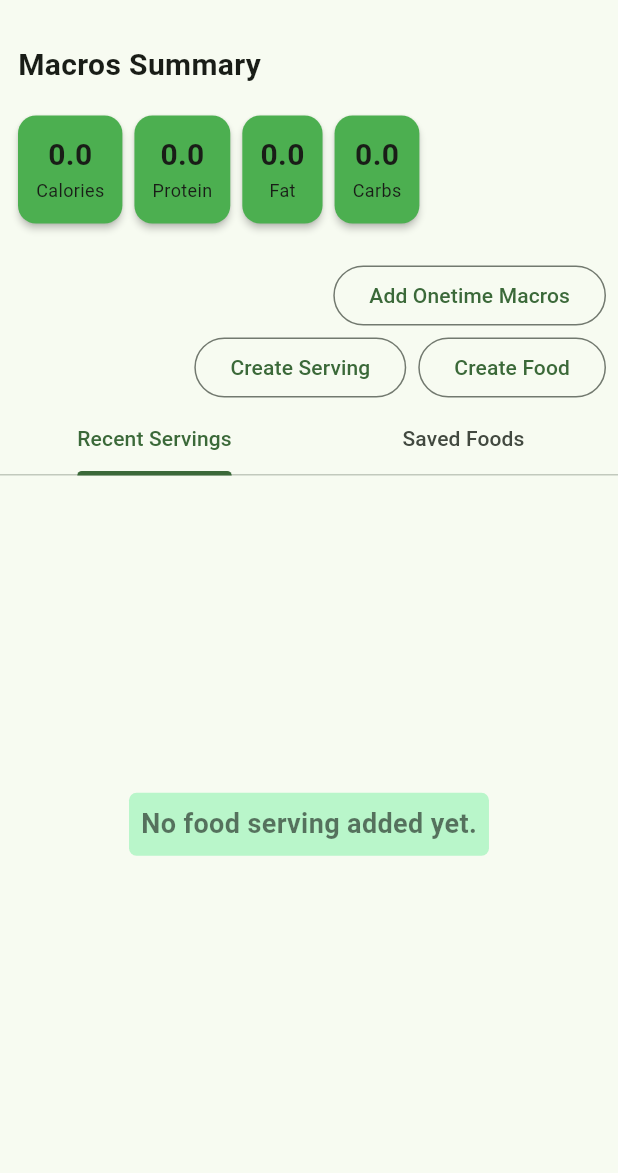
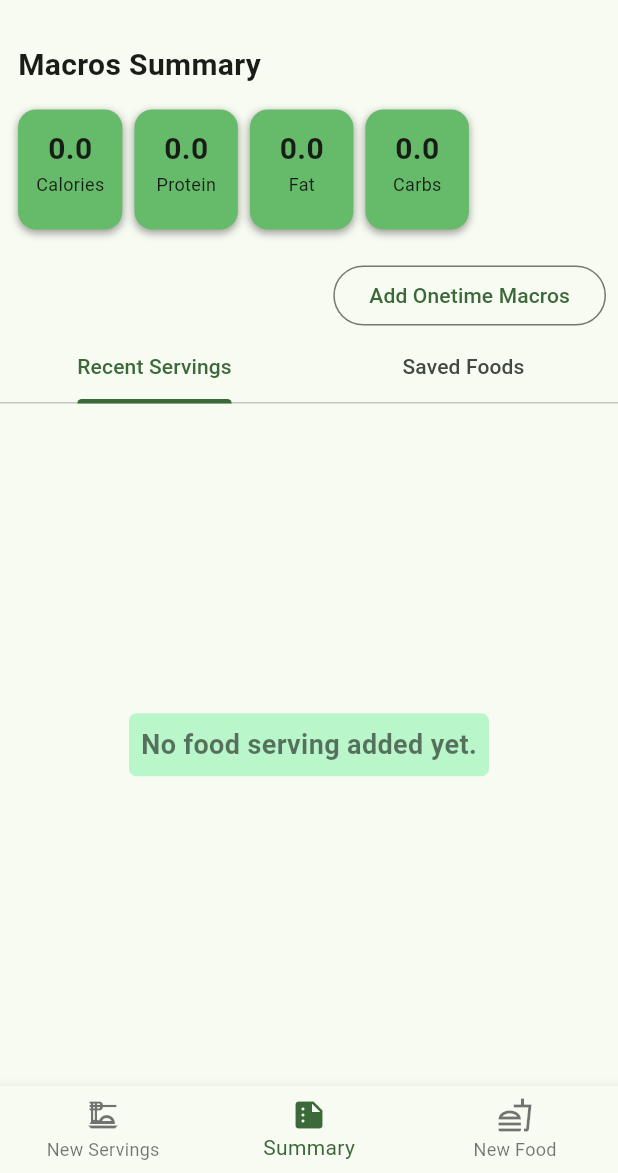
Before and after one commit to ashishtandon2000/macro_diary, a Flutter app: the screen it shows after launch, on a phone screen of 412 x 824 dp, the part 63-1236 px from its top. Run offline on Flutter 3.47's test engine with Material 3 defaults, Android fonts, the phone set to English and light mode, and no system bars; our stand-ins replace shared_preferences.

Commit message:
updated ui

```diff
--- a/lib/features/home_screen/view/home_screen.dart
+++ b/lib/features/home_screen/view/home_screen.dart
@@ -21,6 +21,10 @@ class HomeScreen extends StatefulWidget {
 }
 
 class _HomeScreenState extends State<HomeScreen> {
+
+  // 0-serving, 1-summary, 2-food
+  int _bottomBarIndex = 1;
+
   @override
   void initState() {
     super.initState();
@@ -35,6 +39,15 @@ class _HomeScreenState extends State<HomeScreen> {
     context.read<HomeScreenViewmodel>().loadContent();
   }
 
+  _addButtonAction() {
+    if (_bottomBarIndex == 0) {
+      final items = context.read<HomeScreenViewmodel>().foodItems;
+      _navigateToManageServing(foods: items);
+    } else if(_bottomBarIndex == 2){
+      _navigateToManageFood();
+    }
+  }
+
   @override
   Widget build(BuildContext context) {
     final model = context.watch<HomeScreenViewmodel>();
@@ -47,18 +60,46 @@ class _HomeScreenState extends State<HomeScreen> {
             onPressed: () {
               model.revertLast();
             },
-            icon: const Icon(Icons.undo),),
-          IconButton(onPressed: ()async{
-            final confirmed = await Util.wConfirmationDialog(context,title: "Confirm",msg: "Are you sure, you want to reset the summary?");
-            if(confirmed==true){
+            icon: const Icon(Icons.undo),
+          ),
+          IconButton(
+              onPressed: () async {
+                final confirmed = await Util.wConfirmationDialog(context,
+                    title: "Confirm",
+                    msg: "Are you sure, you want to reset the summary?");
+                if (confirmed == true) {
                   model.resetSummary();
                 }
-          }, icon: const Icon(Icons.refresh))
+              },
+              icon: const Icon(Icons.refresh))
         ],
       ),
-      body: model.isLoading
-          ? Util.wCircularLoader
-          : Column(
+      body: model.isLoading ? Util.wCircularLoader : _getBody(model),
+      bottomNavigationBar: _bottomBar(),
+      floatingActionButton: (_bottomBarIndex == 1)
+          ? null
+          : FloatingActionButton(
+              onPressed: _addButtonAction,
+              child: const Icon(Icons.add),
+            ),
+    );
+  }
+
+  Widget _getBody(HomeScreenViewmodel model) {
+    switch (_bottomBarIndex) {
+      case 0:
+        return _servingsBody(model);
+      case 1:
+        return _summaryBody(model);
+      case 2:
+        return _foodsBody(model);
+      default:
+        return const Placeholder();
+    }
+  }
+
+  Widget _summaryBody(HomeScreenViewmodel model) {
+    return Column(
       mainAxisAlignment: MainAxisAlignment.start,
       crossAxisAlignment: CrossAxisAlignment.center,
       children: [
@@ -68,7 +109,26 @@ class _HomeScreenState extends State<HomeScreen> {
         const SizedBox(
           height: 20,
         ),
-                _optionsRow(),
+        Padding(
+          padding: const EdgeInsets.symmetric(horizontal: 8.0),
+          child: Row(
+            mainAxisAlignment: MainAxisAlignment.end,
+            children: [
+              OutlinedButton(
+                onPressed: () {
+                  showDialog(
+                      context: context,
+                      builder: (context) => Dialog(
+                            child: OneTimeMacrosInput(
+                              saveMacrosFunc: model.updateUsingMacros,
+                            ),
+                          ));
+                },
+                child: const Text("Add Onetime Macros"),
+              ),
+            ],
+          ),
+        ),
         Expanded(
           child: DefaultTabController(
               length: 2,
@@ -87,84 +147,44 @@ class _HomeScreenState extends State<HomeScreen> {
               )),
         )
       ],
-            ),
     );
   }
 
-  Widget _optionsRow() {
-    final mv = context.read<HomeScreenViewmodel>();
-
-    return Padding(
-      padding: const EdgeInsets.symmetric(horizontal: 8.0),
-      child: Column(
-        crossAxisAlignment: CrossAxisAlignment.end,
-        children: [ // This is your "pre-text"
-          OutlinedButton(
-            onPressed: (){
-              showDialog(context: context, builder: (context)=> Dialog(
-                child: OneTimeMacrosInput(
-                  saveMacrosFunc: mv.updateUsingMacros,
-                ),
-              ));
-            },
-            child: const Text("Add Onetime Macros"),
-          ),
-          Row(
-            spacing: 8,
-            mainAxisAlignment: MainAxisAlignment.end,
-            children: [
-              OutlinedButton(
-                onPressed: (){
-                  _navigateToManageServing(foods: mv.foodItems);
-                },
-                child: const Text("Create Serving"),
-              ),
-              OutlinedButton(
-                onPressed: _navigateToManageFood,
-                child: const Text("Create Food"),
-              ),
-            ],
-          ),
-        ],
-      ),
-    );
+  Widget _servingsBody(HomeScreenViewmodel model) {
+    if (model.foodServings.isEmpty) {
+      return Util.wNullScreenMessage("No food serving added yet.");
     }
-
-  TabBarView _tabViews(HomeScreenViewmodel model) {
-    return TabBarView(
-                              children: [
-                                (model.foodServings.isEmpty)?
-                                Util.wNullScreenMessage("No food serving added yet.")
-                                    :ListView.builder(
+    return ListView.builder(
         itemCount: model.foodServings.length,
         itemBuilder: (context, index) {
           final serving = model.foodServings[index];
-                                  final relativeFood =
-                                      model.getFoodById(serving.foodId);
+          final relativeFood = model.getFoodById(serving.foodId);
           return FoodListTile(
             serving: serving,
             foodItem: relativeFood!,
             addFun: () {
               model.updateUsingFoodServing(serving);
               Util.wBottomNotifyMsg(
-                                        context: context,
-                                        message: "Added ${serving.label}"
-                                      );
+                  context: context, message: "Added ${serving.label}");
             },
             editFun: () {
               _navigateToManageServing(
                   foods: model.foodItems,
                   id: serving.id,
-                                        relativeFood: relativeFood
-                                      );
+                  relativeFood: relativeFood);
             },
-                                    deleteFun: (){
+            deleteFun: () {
               model.deleteServing(serving.id);
             },
           );
-                                }),
-                                (model.foodItems.isEmpty)?
-                                Util.wNullScreenMessage("No food item added yet."):ListView.builder(
+        });
+  }
+
+  Widget _foodsBody(HomeScreenViewmodel model) {
+    if (model.foodItems.isEmpty) {
+      return Util.wNullScreenMessage("No food item added yet.");
+    }
+    return ListView.builder(
         itemCount: model.foodItems.length,
         itemBuilder: (context, index) {
           final foodItem = model.foodItems[index];
@@ -173,14 +193,90 @@ class _HomeScreenState extends State<HomeScreen> {
             addFun: () {
               model.updateUsingFoodItem(foodItem);
               Util.wBottomNotifyMsg(
-                                          context: context,
-                                          message: "Added ${foodItem.name}"
-                                      );
+                  context: context, message: "Added ${foodItem.name}");
             },
             editFun: () {
               _navigateToManageFood(foodItem.id);
             },
-                                    deleteFun: (){
+            deleteFun: () {
+              model.deleteFood(foodItem.id);
+            },
+          );
+        });
+  }
+
+  BottomNavigationBar _bottomBar() {
+    return BottomNavigationBar(
+      currentIndex: _bottomBarIndex,
+      items: const [
+        BottomNavigationBarItem(
+          icon: Icon(Icons.dinner_dining_outlined),
+          activeIcon: Icon(Icons.dinner_dining),
+          label: "New Servings",
+        ),
+        BottomNavigationBarItem(
+            icon: Icon(Icons.summarize_outlined),
+            activeIcon: Icon(Icons.summarize),
+            label: "Summary"),
+        BottomNavigationBarItem(
+            icon: Icon(Icons.fastfood_outlined),
+            activeIcon: Icon(Icons.fastfood),
+            label: "New Food")
+      ],
+      onTap: (index) {
+        Util.print.debug("Index is $index");
+        setState(() {
+          _bottomBarIndex = index;
+        });
+      },
+    );
+  }
+
+  TabBarView _tabViews(HomeScreenViewmodel model) {
+    return TabBarView(children: [
+      (model.foodServings.isEmpty)
+          ? Util.wNullScreenMessage("No food serving added yet.")
+          : ListView.builder(
+              itemCount: model.foodServings.length,
+              itemBuilder: (context, index) {
+                final serving = model.foodServings[index];
+                final relativeFood = model.getFoodById(serving.foodId);
+                return FoodListTile(
+                  serving: serving,
+                  foodItem: relativeFood!,
+                  addFun: () {
+                    model.updateUsingFoodServing(serving);
+                    Util.wBottomNotifyMsg(
+                        context: context, message: "Added ${serving.label}");
+                  },
+                  editFun: () {
+                    _navigateToManageServing(
+                        foods: model.foodItems,
+                        id: serving.id,
+                        relativeFood: relativeFood);
+                  },
+                  deleteFun: () {
+                    model.deleteServing(serving.id);
+                  },
+                );
+              }),
+      (model.foodItems.isEmpty)
+          ? Util.wNullScreenMessage("No food item added yet.")
+          : ListView.builder(
+              itemCount: model.foodItems.length,
+              itemBuilder: (context, index) {
+                final foodItem = model.foodItems[index];
+                return FoodListTile(
+                  foodItem: foodItem,
+                  addFun: () {
+                    model.updateUsingFoodItem(foodItem);
+                    Util.wBottomNotifyMsg(
+                        context: context, message: "Added ${foodItem.name}");
+                  },
+                  editFun: () {
+                    _navigateToManageFood(foodItem.id);
+                  },
+                  deleteFun: () {
                     model.deleteFood(foodItem.id);
                   },
                 );
@@ -206,15 +302,17 @@ class _HomeScreenState extends State<HomeScreen> {
   }
 
   _navigateToManageServing(
-      {String? id, FoodItem? relativeFood,required List<FoodItem> foods}) {
-    Navigator.of(context).push(MaterialPageRoute(
+      {String? id, FoodItem? relativeFood, required List<FoodItem> foods}) {
+    Navigator.of(context)
+        .push(MaterialPageRoute(
       builder: (context) => ChangeNotifierProvider(
         create: (_) => ManageServingViewmodel(
           repo: ServingRepositoryImpl(),
         )..initialLoading(id, relativeFood, foods),
         child: ManageServing(),
       ),
-      )).then((_) {
+    ))
+        .then((_) {
       _refreshScreen();
     });
   }
--- a/lib/features/home_screen/view/widgets/summary.dart
+++ b/lib/features/home_screen/view/widgets/summary.dart
@@ -47,12 +47,25 @@ class _SummaryBlock extends StatelessWidget {
 
   @override
   Widget build(BuildContext context) {
-    return Card(
-      elevation: 2,
-        shape: RoundedRectangleBorder(borderRadius: BorderRadius.circular(12)),
-      color: Colors.green,
-      child: Padding(
-        padding: const EdgeInsets.all(12.0),
+    return Container(
+      decoration: BoxDecoration(
+        boxShadow:  const [
+           BoxShadow(
+            color: Colors.black38,
+            blurRadius: 4,
+            offset: Offset(0, 2),
+          ),
+        ],
+        shape: BoxShape.rectangle,
+        color: Colors.green.shade400,
+        borderRadius: BorderRadius.circular(12)
+      ),
+      padding: const EdgeInsets.all(12.0),
+      margin: const  EdgeInsetsGeometry.symmetric(horizontal: 4),
+      child: ConstrainedBox(
+        constraints: const BoxConstraints(
+          minWidth: 45
+        ),
         child: Column(
           children: [
             Text("$amount", style: const TextStyle(fontSize: 20, fontWeight: FontWeight.bold),),
--- a/lib/features/manage_food_and_serving/views/manage_serving.dart
+++ b/lib/features/manage_food_and_serving/views/manage_serving.dart
@@ -20,7 +20,7 @@ class ManageServing extends StatelessWidget {
 
     return Scaffold(
       appBar: AppBar(
-        title: const Text("Macro Diary"),
+        title: const Text("Create Serving"),
       ),
       body: mv.isLoading
           ? Util.wCircularLoader
```
Lines whose indentation alone changed are shown as unchanged.
